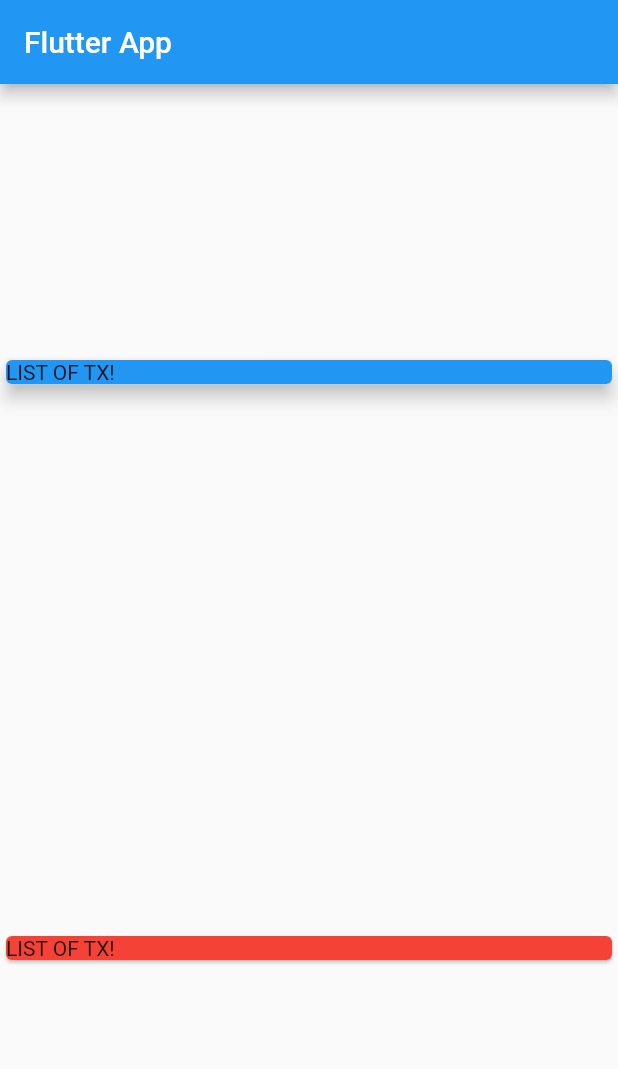
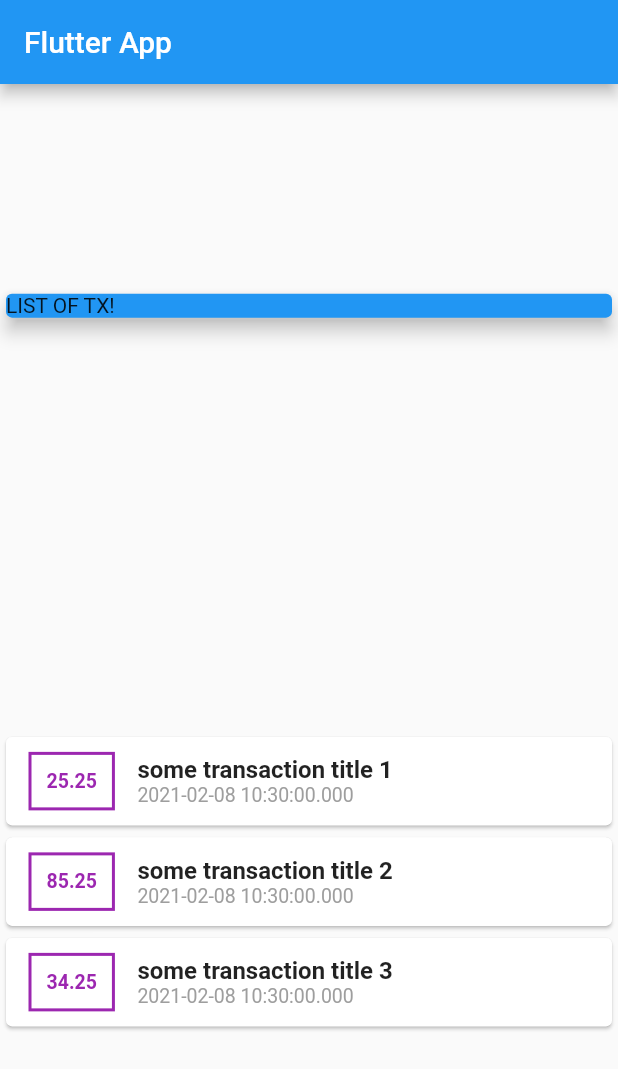
Before and after one commit to robozavri/flutter-finance, a Flutter app: the screen it shows after launch, on a phone screen of 412 x 824 dp. Shown: the top 1069 px of the screen. Run offline on Flutter 3.47's test engine with Material 2 defaults, Android fonts, the phone set to English and light mode, and no system bars.

Commit message:
[feat][finish-78 lesson]

```diff
--- a/lib/main.dart
+++ b/lib/main.dart
@@ -1,4 +1,5 @@
 import 'package:flutter/material.dart';
+import './transaction.dart';
 
 void main() => runApp(MyApp());
 
@@ -13,6 +14,27 @@ class MyApp extends StatelessWidget {
 }
 
 class MyHomePage extends StatelessWidget {
+  final List<Transaction> transactions = [
+    Transaction(
+      id: 'otfghjkl;',
+      title: 'some transaction title 1',
+      amount: 25.25,
+      date: DateTime.now(),
+    ),
+    Transaction(
+      id: 'hnkyuuimu;',
+      title: 'some transaction title 2',
+      amount: 85.25,
+      date: DateTime.now(),
+    ),
+    Transaction(
+      id: 'vgrvgtg;',
+      title: 'some transaction title 3',
+      amount: 34.25,
+      date: DateTime.now(),
+    )
+  ];
+
   @override
   Widget build(BuildContext context) {
     return Scaffold(
@@ -31,9 +53,42 @@ class MyHomePage extends StatelessWidget {
                 elevation: 5,
               ),
             ),
-            Card(
-              color: Colors.red,
-              child: Text('LIST OF TX!'),
+            Column(
+              children: transactions.map((tx) {
+                return Card(
+                  child: Row(
+                    children: <Widget>[
+                      Container(
+                        margin:
+                            EdgeInsets.symmetric(vertical: 10, horizontal: 15),
+                        padding: EdgeInsets.all(10),
+                        decoration: BoxDecoration(
+                            border: Border.all(color: Colors.purple, width: 2)),
+                        child: Text(
+                          tx.amount.toString(),
+                          style: TextStyle(
+                              fontWeight: FontWeight.bold,
+                              fontSize: 13,
+                              color: Colors.purple),
+                        ),
+                      ),
+                      Column(
+                        crossAxisAlignment: CrossAxisAlignment.start,
+                        children: [
+                          Text(
+                            tx.title,
+                            style: TextStyle(
+                                fontWeight: FontWeight.bold, fontSize: 16),
+                          ),
+                          Text(tx.date.toString(),
+                              style:
+                                  TextStyle(fontSize: 13, color: Colors.grey)),
+                        ],
+                      )
+                    ],
+                  ),
+                );
+              }).toList(),
             ),
           ],
         ));
--- /dev/null
+++ b/lib/transaction.dart
@@ -0,0 +1,14 @@
+import 'package:flutter/foundation.dart';
+
+class Transaction {
+  final String id;
+  final String title;
+  final double amount;
+  final DateTime date;
+
+  Transaction(
+      {@required this.amount,
+      @required this.date,
+      @required this.id,
+      @required this.title});
+}
```
